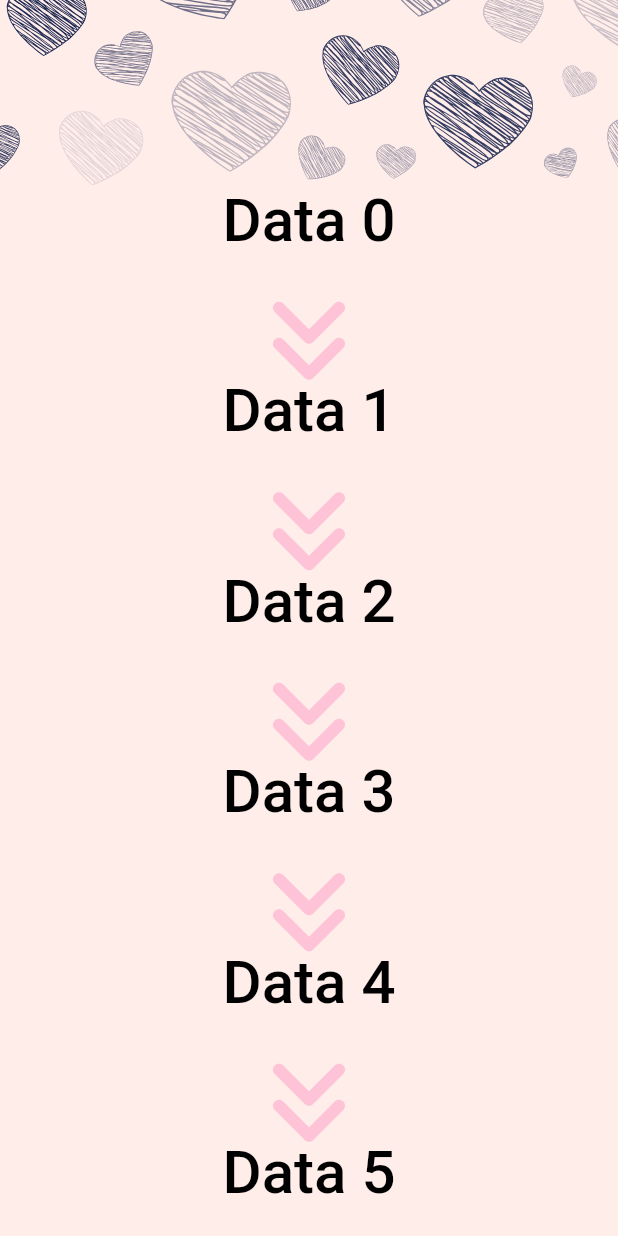
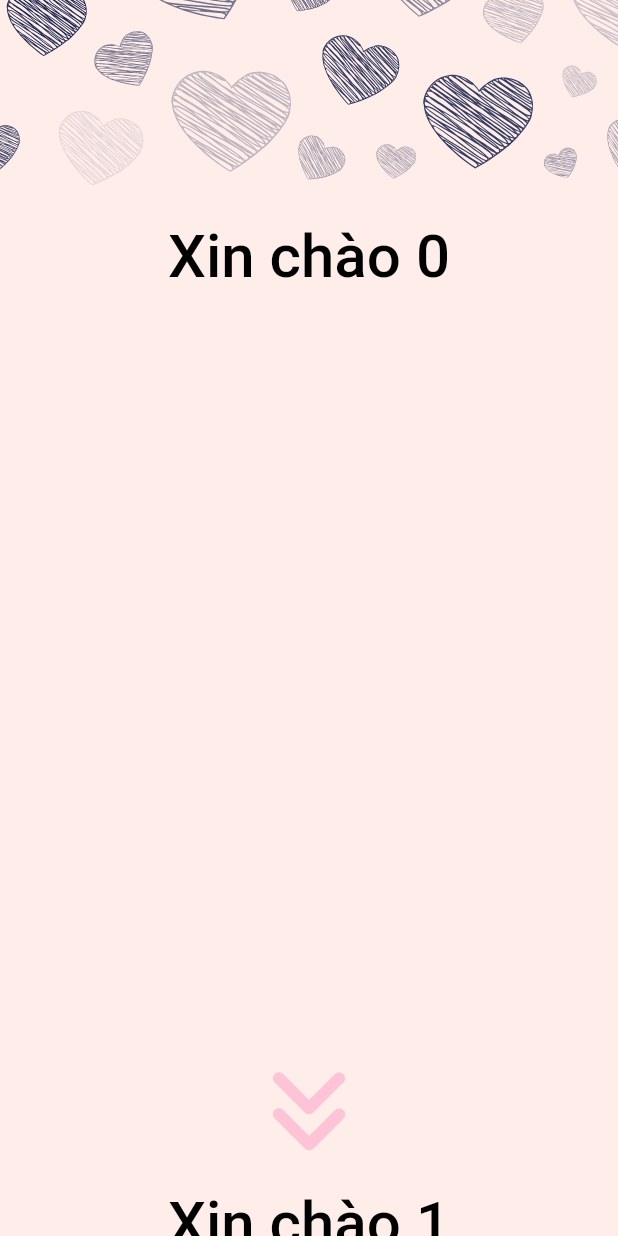
Before and after one commit to dong-dam-0079/flutter_animation, a Flutter app: the HomeView screen opened directly, on a phone screen of 412 x 824 dp. Run offline on Flutter 3.47's test engine with Material 2 defaults, Android fonts, the light colour scheme and no system bars; drawn by our look-alikes of animated_text_kit, scrollable_positioned_list; our stand-ins replace audioplayers, flutter_svg, get, google_fonts.

Commit message:
feat: set height match parent item list

```diff
--- a/lib/common/common_text_styles.dart
+++ b/lib/common/common_text_styles.dart
@@ -1,8 +1,9 @@
 import 'dart:ui';
 
-import 'package:flutter_animation/res/colors.dart';
-import 'package:flutter_animation/res/dimens.dart';
 import 'package:google_fonts/google_fonts.dart';
+
+import '../res/colors.dart';
+import '../res/dimens.dart';
 
 class CommonTextStyles {
   static final medium = GoogleFonts.meowScript(
--- a/lib/main.dart
+++ b/lib/main.dart
@@ -1,5 +1,5 @@
+import 'package:ForQA/view/login/login_view.dart';
 import 'package:flutter/material.dart';
-import 'package:flutter_animation/view/login/login_view.dart';
 import 'package:get/get.dart';
 
 import 'res/themes.dart';
--- a/lib/res/colors.dart
+++ b/lib/res/colors.dart
@@ -6,6 +6,7 @@ class ColorsRes {
   static const secondary = Color(0xccff6a92);
   static const contentLightTheme = Color(0xFF1D1D35);
   static const backgroundTheme = Color(0xFFFFEDEA);
+  static const backgroundTheme2 = Color(0xFFC4C5F8);
   static const error = Color(0xFFF03738);
 
   /// Common colors
--- a/lib/view/home/home_view.dart
+++ b/lib/view/home/home_view.dart
@@ -1,11 +1,12 @@
+import 'package:animated_text_kit/animated_text_kit.dart';
 import 'package:flutter/material.dart';
-import 'package:flutter_animation/common/common_text_styles.dart';
-import 'package:flutter_animation/res/colors.dart';
-import 'package:flutter_animation/res/dimens.dart';
 import 'package:flutter_svg/flutter_svg.dart';
 import 'package:scrollable_positioned_list/scrollable_positioned_list.dart';
 
+import '../../common/common_text_styles.dart';
 import '../../res/assets.dart';
+import '../../res/colors.dart';
+import '../../res/dimens.dart';
 
 class HomeView extends StatefulWidget {
   const HomeView({Key? key}) : super(key: key);
@@ -17,7 +18,12 @@ class HomeView extends StatefulWidget {
 class _HomeViewState extends State<HomeView> with TickerProviderStateMixin {
   final ItemScrollController scrollController = ItemScrollController();
 
-  AnimationController? _btnDownCtl;
+  AnimationController? _btnDownCtrl;
+  AnimationController? _backgroundCtrl;
+  Animation<Color?>? bgrColorTheme;
+
+  bool isChangeBackground = true;
+  int length = 3;
 
   @override
   void initState() {
@@ -26,33 +32,43 @@ class _HomeViewState extends State<HomeView> with TickerProviderStateMixin {
   }
 
   void controlAnimation() {
-    _btnDownCtl = AnimationController(
+    _btnDownCtrl = AnimationController(
       duration: const Duration(milliseconds: 2500),
       vsync: this,
     )
       ..forward()
       ..addListener(() {
-        if (_btnDownCtl!.isCompleted) {
-          _btnDownCtl?.repeat();
+        if (_btnDownCtrl!.isCompleted) {
+          _btnDownCtrl?.repeat();
         }
+      });
+
+    _backgroundCtrl = AnimationController(
+      vsync: this,
+      duration: const Duration(seconds: 1),
+    );
+
+    bgrColorTheme = ColorTween(
+      begin: ColorsRes.backgroundTheme,
+      end: ColorsRes.backgroundTheme2,
+    ).animate(_backgroundCtrl!)
+      ..addListener(() {
+        setState(() {});
       });
   }
 
   @override
   void deactivate() {
     super.deactivate();
-    _btnDownCtl?.dispose();
-  }
-
-  @override
-  void dispose() {
-    super.dispose();
+    _btnDownCtrl?.dispose();
   }
 
   @override
   Widget build(BuildContext context) {
-    return Scaffold(
-      backgroundColor: ColorsRes.backgroundTheme,
+    return AnimatedBuilder(
+      animation: _backgroundCtrl!,
+      builder: (context, child) => Scaffold(
+        backgroundColor: bgrColorTheme?.value,
         appBar: AppBar(
           automaticallyImplyLeading: false,
           backgroundColor: Colors.transparent,
@@ -65,31 +81,44 @@ class _HomeViewState extends State<HomeView> with TickerProviderStateMixin {
         body: ScrollablePositionedList.builder(
           physics: const NeverScrollableScrollPhysics(),
           itemScrollController: scrollController,
-        itemCount: 20,
-        shrinkWrap: true,
+          itemCount: length,
           itemBuilder: (context, index) {
-          return Column(
+            return Container(
+              height: index == length - 1
+                  ? MediaQuery.of(context).size.height * 0.86
+                  : MediaQuery.of(context).size.height * 0.85 - kToolbarHeight,
+              padding: const EdgeInsets.only(
+                top: DimensRes.sp24,
+              ),
+              child: Column(
                 children: [
-              Text(
-                'Data $index',
-                style: CommonTextStyles.medium,
+                  Expanded(
+                    child: Column(
+                      children: [
+                        AnimatedTextKit(
+                          animatedTexts: [
+                            TyperAnimatedText(
+                              'Xin chào $index',
+                              textStyle: CommonTextStyles.medium,
                             ),
-              AnimatedBuilder(
-                animation: _btnDownCtl!,
+                          ],
+                        )
+                      ],
+                    ),
+                  ),
+                  Visibility(
+                    visible: index != length - 1,
+                    child: AnimatedBuilder(
+                      animation: _btnDownCtrl!,
                       builder: (context, child) => Transform.translate(
-                  offset: Offset(0, 20 * shake(_btnDownCtl!.value)),
+                        offset: Offset(0, 15 * shake(_btnDownCtrl!.value)),
                         child: SizedBox(
                           height: DimensRes.sp80,
                           width: DimensRes.sp80,
                           child: IconButton(
                             color: ColorsRes.transparent,
-                      highlightColor: ColorsRes.backgroundTheme,
-                      onPressed: () {
-                        scrollController.scrollTo(
-                            index: index + 1,
-                            duration: const Duration(milliseconds: 500),
-                            curve: Curves.easeIn);
-                      },
+                            highlightColor: ColorsRes.transparent,
+                            onPressed: () => _onClickNext(index),
                             icon: SvgPicture.asset(
                               Assets.icArrowDown,
                               color: ColorsRes.palePink,
@@ -98,13 +127,30 @@ class _HomeViewState extends State<HomeView> with TickerProviderStateMixin {
                         ),
                       ),
                     ),
+                  ),
                 ],
+              ),
             );
           },
+        ),
       ),
     );
   }
 
   double shake(double value) =>
       2 * (0.5 - (0.5 - Curves.easeIn.transform(value)).abs());
+
+  void _onClickNext(int index) {
+    if (isChangeBackground) {
+      _backgroundCtrl?.forward();
+    } else {
+      _backgroundCtrl?.reverse();
     }
+    isChangeBackground = !isChangeBackground;
+    scrollController.scrollTo(
+      index: index + 1,
+      duration: const Duration(milliseconds: 500),
+      curve: Curves.easeIn,
+    );
+  }
+}
--- a/pubspec.yaml
+++ b/pubspec.yaml
@@ -1,4 +1,4 @@
-name: flutter_animation
+name: ForQA
 description: Flutter animation
 # The following line prevents the package from being accidentally published to
 # pub.dev using `flutter pub publish`. This is preferred for private packages.
@@ -36,6 +36,9 @@ dependencies:
   # https://pub.dev/packages/google_fonts
   google_fonts: ^4.0.3
 
+  # https://pub.dev/packages/animated_text_kit
+  animated_text_kit: ^4.2.2
+
 dev_dependencies:
   flutter_test:
     sdk: flutter
```
Also changed, not shown: lib/view/login/login_view.dart (+10 -4 lines), 1 other file. Lines whose indentation alone changed are shown as unchanged.
